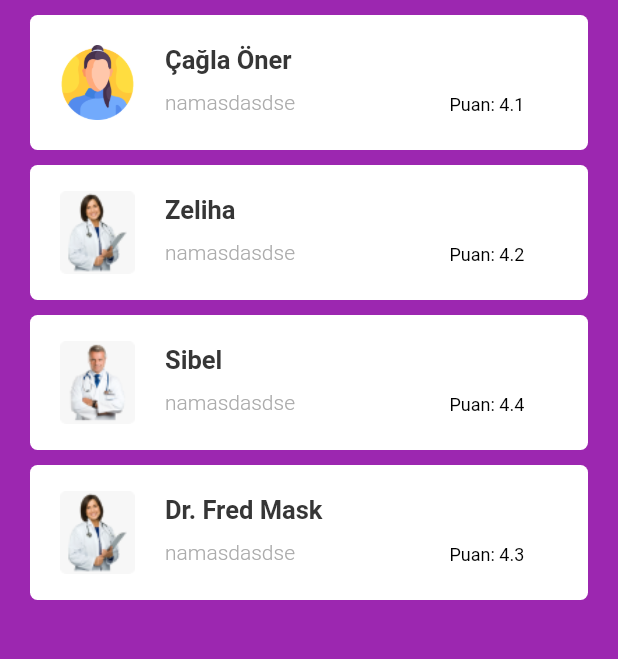
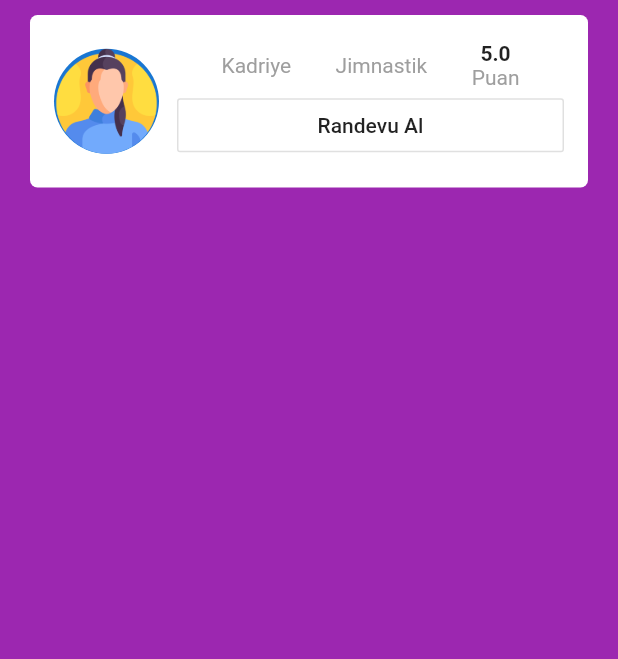
Before and after one commit to Meliih/Flutter, a Flutter app: the screen it shows after launch, after a tap on "Jimnastik", on a phone screen of 412 x 824 dp, the part 84-743 px from its top. Run offline on Flutter 3.47's test engine with Material 2 defaults, Android fonts, the phone set to English and light mode, and no system bars.

Commit message:
class created

```diff
--- a/twist_appointment_app/lib/CategoryTrainer.dart
+++ b/twist_appointment_app/lib/CategoryTrainer.dart
@@ -1,10 +1,15 @@
 import 'package:flutter/cupertino.dart';
 import 'package:flutter/material.dart';
-
+import 'package:twist_appointment_app/DbHelper.dart';
 import 'Doctor_details_page.dart';
 
 class CategoryTrainer extends StatefulWidget {
-  const CategoryTrainer({Key? key}) : super(key: key);
+
+  final List<Trainer> trainers;
+  final int selectedCategory;
+
+  const CategoryTrainer({Key? key, required this.trainers,required this.selectedCategory}) : super(key: key);
+
 
   @override
   State<CategoryTrainer> createState() => _CategoryTrainerState();
@@ -13,6 +18,10 @@ class CategoryTrainer extends StatefulWidget {
 class _CategoryTrainerState extends State<CategoryTrainer> {
   @override
   Widget build(BuildContext context) {
+    return initWidget(context, widget.trainers,widget.selectedCategory);
+  }
+
+  Widget initWidget(BuildContext context, List<Trainer> trainers,int selectedCategory) {
     //Size size = MediaQuery.of(context).size;
     return Scaffold(
       backgroundColor: Colors.purple,
@@ -47,57 +56,43 @@ class _CategoryTrainerState extends State<CategoryTrainer> {
           Expanded(
             child: Container(
               margin: EdgeInsets.only(left: 20, right: 20),
-              child: ListView(
-                children: [
-                  demoTopRatedDr(
-                    "image/woman.png",
-                    "Çağla Öner",
-                    "Heart surgen",
-                    "4.1",
-                    "",
-                  ),
-                  demoTopRatedDr(
-                    "assets/dr_2.png",
-                    "Zeliha",
-                    "Bone Specialist",
-                    "4.2",
-                    "",
-                  ),
-                  demoTopRatedDr(
-                    "assets/dr_3.png",
-                    "Sibel",
-                    "Eyes Specialist",
-                    "4.4",
-                    "",
-                  ),
-                  demoTopRatedDr("assets/dr_2.png", "Dr. Fred Mask",
-                      "Heart surgen", "4.3", ""),
-                ],
+              child: ListView.builder(
+                  itemCount: trainers.length,
+                  itemBuilder: (BuildContext context, int index) {
+                    if (selectedCategory == trainers[index].category_id)
+                      {
+                        return demoTopRatedDr(context, trainers[index]);
+                      }
+                    return SizedBox(width: 0,);
+                  }
               ),
             ),
+
           ),
         ],
       ),
     );
   }
+}
+  Widget demoTopRatedDr(BuildContext context, Trainer trainer) {
 
-  Widget demoTopRatedDr(String img, String name, String speciality,
-      String rating, String distance) {
     var size = MediaQuery.of(context).size;
     return GestureDetector(
       onTap: () {
-        Navigator.push(context,
-            MaterialPageRoute(builder: (context) => DoctorDetailPage()));
+        /*Navigator.push(context,
+            MaterialPageRoute(builder: (context) => DoctorDetailPage()));*/
       },
-      child: Container(
-        height: 90,
+      child:
+      Container(
+        height: 115,
         // width: size.width,
         margin: EdgeInsets.only(top: 10),
         decoration: BoxDecoration(
           color: Colors.white,
           borderRadius: BorderRadius.circular(5),
         ),
-        child: Row(
+        child: _buildRow(context,trainer),
+        /*Row(
           mainAxisAlignment: MainAxisAlignment.start,
           crossAxisAlignment: CrossAxisAlignment.start,
           children: [
@@ -130,7 +125,7 @@ class _CategoryTrainerState extends State<CategoryTrainer> {
                     child: Row(
                       children: [
                         Text(
-                          "namasdasdse",
+                          name,
                           style: TextStyle(
                             color: Color(0xffababab),
                             fontFamily: 'Roboto',
@@ -174,8 +169,55 @@ class _CategoryTrainerState extends State<CategoryTrainer> {
               ),
             ),
           ],
-        ),
+        ),*/
       ),
     );
   }
+
+  Widget _buildRow(BuildContext context,Trainer trainer) {
+    return Container(
+      padding: const EdgeInsets.all(16),
+      child: Row(
+        children: <Widget>[
+          CircleAvatar(
+            radius: 35,
+            backgroundImage: AssetImage(trainer.img),
+          ),
+          SizedBox(width: 12),
+          Expanded(
+            child: Column(
+              mainAxisSize: MainAxisSize.min,
+              crossAxisAlignment: CrossAxisAlignment.stretch,
+              children: <Widget>[
+                Row(
+                  mainAxisAlignment: MainAxisAlignment.spaceEvenly,
+                  children: <Widget>[
+                    Column(
+                      children: <Widget>[
+                        Text(trainer.name, style: TextStyle(color: Colors.grey)),
+                      ],
+                    ),
+                    Column(
+                      children: <Widget>[
+                        Text(trainer.domain, style: TextStyle(color: Colors.grey)),
+                      ],
+                    ),
+                    Column(
+                      children: <Widget>[
+                        Text(trainer.rating, style: TextStyle(fontWeight: FontWeight.bold)),
+                        Text("Puan", style: TextStyle(color: Colors.grey)),
+                      ],
+                    ),
+                  ],
+                ),
+                OutlineButton(onPressed: () {
+                  Navigator.push(context,
+                      MaterialPageRoute(builder: (context) => DoctorDetailPage(trainer:trainer)));
+                }, child: Text("Randevu Al")),
+              ],
+            ),
+          ),
+        ],
+      ),
+    );
   }
--- /dev/null
+++ b/twist_appointment_app/lib/DbHelper.dart
@@ -0,0 +1,50 @@
+import 'package:flutter/material.dart';
+
+class DbHelper{
+
+  List<Trainer> Trainers (){
+
+    Trainer trainer = Trainer(1,"image/woman.png","Çağla Öner","5.0","Pilates",1);
+    Trainer trainer2 = Trainer(2,"image/girl.png","Zeliha ","5.0","Germe",3);
+    Trainer trainer3 = Trainer(3,"image/woman.png","Kadriye","5.0","Jimnastik",2);
+    List<Trainer> trainers = List<Trainer>.filled(3, trainer);
+    trainers[0] =trainer;
+    trainers[1]=trainer2;
+    trainers[2]=trainer3;
+    return trainers;
+  }
+
+  List<Category> Categories(){
+    Category category = Category(1,"image/2320765.png", "Pilates", 4);
+    Category category1 = Category(2,"image/gymnastics.png", "Jimnastik", 5);
+    Category category2 = Category(3,"image/fitness.png" ,"Germe", 6);
+    List<Category> categories = List<Category>.filled(3, category);
+    categories[0]=category;
+    categories[1]=category1;
+    categories[2]=category2;
+    return categories;
+  }
+
+
+}
+
+class Category{
+  late int id;
+  late String img;
+  late String name;
+  late int trainerCount;
+
+  Category(this.id, this.img, this.name, this.trainerCount);
+}
+
+class Trainer {
+  late int id;
+  late String img;
+  late String name;
+  late String rating;
+  late String domain;
+  late int category_id;
+
+  Trainer(this.id, this.img, this.name, this.rating, this.domain,this.category_id);
+
+}
--- a/twist_appointment_app/lib/Doctor_details_page.dart
+++ b/twist_appointment_app/lib/Doctor_details_page.dart
@@ -1,24 +1,29 @@
 import 'dart:ui';
-
 import 'package:flutter/material.dart';
 import 'package:flutter/rendering.dart';
+import 'DbHelper.dart';
 
 class DoctorDetailPage extends StatefulWidget {
+
+  final Trainer trainer;
+  const DoctorDetailPage({Key? key, required this.trainer, }) : super(key: key);
+
+
   @override
-  State<StatefulWidget> createState() => _DoctorDetailState();
+  _DoctorDetailState createState() => _DoctorDetailState();
 }
 
 class _DoctorDetailState extends State<DoctorDetailPage> {
   @override
   Widget build(BuildContext context) {
-    return initWidget(context);
+    return initWidget(context,widget.trainer);
   }
 
-  Widget initWidget(BuildContext context) {
+  Widget initWidget(BuildContext context,Trainer trainer) {
     return Scaffold(
       appBar: AppBar(
         elevation: 0.0,
-        backgroundColor: Color(0xff053F5E),
+        backgroundColor: Colors.purple,
         centerTitle: true,
         leading: GestureDetector(
           onTap: () {
@@ -31,6 +36,9 @@ class _DoctorDetailState extends State<DoctorDetailPage> {
         ),
         actions: [
           GestureDetector(
+            onTap: (){
+
+            },
             child: Container(
               margin: EdgeInsets.only(right: 15),
               child: Icon(
@@ -46,9 +54,9 @@ class _DoctorDetailState extends State<DoctorDetailPage> {
           crossAxisAlignment: CrossAxisAlignment.start,
           children: [
             Container(
-              height: 200,
+              height: 150,
               decoration: BoxDecoration(
-                  color: Color(0xff053F5E),
+                  color: Colors.purple,
                   borderRadius: BorderRadius.only(bottomLeft: Radius.circular(30), bottomRight: Radius.circular(30))
               ),
               child: Container(
@@ -58,7 +66,7 @@ class _DoctorDetailState extends State<DoctorDetailPage> {
                     Container(
                       margin: EdgeInsets.only(bottom: 20),
                       child: Image.asset(
-                        "assets/dr_details.png",
+                        trainer.img,
                       ),
                     ),
                     Container(
@@ -69,7 +77,7 @@ class _DoctorDetailState extends State<DoctorDetailPage> {
                         children: [
                           Container(
                             margin: EdgeInsets.only(top: 30),
-                            child: Text('Dr. Fred Mask',
+                            child: Text(trainer.name,
                               style: TextStyle(
                                 color: Colors.white,
                                 fontSize: 22,
@@ -80,7 +88,7 @@ class _DoctorDetailState extends State<DoctorDetailPage> {
                           ),
                           Container(
                             margin: EdgeInsets.only(top: 10),
-                            child: Text('Heart surgen',
+                            child: Text(trainer.domain,
                               style: TextStyle(
                                 color: Colors.white,
                                 fontSize: 15,
@@ -91,7 +99,7 @@ class _DoctorDetailState extends State<DoctorDetailPage> {
                           ),
                           Container(
                             margin: EdgeInsets.only(top: 15),
-                            child: Text('Rating: 4.5',
+                            child: Text('Puan: '+ trainer.rating,
                               style: TextStyle(
                                 color: Colors.yellow,
                                 fontSize: 15,
--- a/twist_appointment_app/lib/HomePage.dart
+++ b/twist_appointment_app/lib/HomePage.dart
@@ -1,5 +1,6 @@
 import 'package:flutter/material.dart';
 import 'package:twist_appointment_app/CategoryTrainer.dart';
+import 'package:twist_appointment_app/DbHelper.dart';
 import 'Doctor_details_page.dart';
 
 class HomePage extends StatefulWidget {
@@ -14,6 +15,9 @@ class HomePageState extends State<HomePage> {
   }
 
   Widget initScreen() {
+    List<Trainer> trainers = DbHelper().Trainers();
+    List<Category> categories = DbHelper().Categories();
+
     Size size = MediaQuery.of(context).size;
     return Scaffold(
       backgroundColor: Colors.purple,
@@ -166,12 +170,13 @@ class HomePageState extends State<HomePage> {
             Container(
               height: 120,
               margin: EdgeInsets.only(top: 20, left: 20),
-              child: ListView(
-                scrollDirection: Axis.horizontal,
-                children: [
-                  demoCategories("image/2320765.png", "Pilates", "10",1),
-                  demoCategories("image/gymnastics.png", "Jimnastik", "10",2),
-                ],
+              child: ListView.builder(
+                  scrollDirection: Axis.horizontal,
+
+                  itemCount: trainers.length,
+                  itemBuilder: (BuildContext context, int index) {
+                    return demoCategories(trainers,categories[index]);
+                  }
               ),
             ),
             Container(
@@ -182,7 +187,7 @@ class HomePageState extends State<HomePage> {
                 children: [
                   Container(
                     child: Text(
-                      'Hocalar',
+                      'Eğitmenler',
                       style: TextStyle(
                         color: Color(0xff363636),
                         fontSize: 20,
@@ -210,33 +215,13 @@ class HomePageState extends State<HomePage> {
             ),
             Expanded(
               child: Container(
+
                 margin: EdgeInsets.only(left: 20, right: 20),
-                child: ListView(
-                  children: [
-                    demoTopRatedDr(
-                      "image/woman.png",
-                      "Çağla Öner",
-                      "Heart surgen",
-                      "4.1",
-                      "",
-                    ),
-                    demoTopRatedDr(
-                      "assets/dr_2.png",
-                      "Zeliha",
-                      "Bone Specialist",
-                      "4.2",
-                      "",
-                    ),
-                    demoTopRatedDr(
-                      "assets/dr_3.png",
-                      "Sibel",
-                      "Eyes Specialist",
-                      "4.4",
-                      "",
-                    ),
-                    demoTopRatedDr("assets/dr_2.png", "Dr. Fred Mask",
-                        "Heart surgen", "4.3", ""),
-                  ],
+                child: ListView.builder(
+                    itemCount: trainers.length,
+                    itemBuilder: (BuildContext context, int index) {
+                      return demoTopRatedDr(context, trainers[index]);
+                    }
                 ),
               ),
             )
@@ -246,11 +231,11 @@ class HomePageState extends State<HomePage> {
     );
   }
 
-  Widget demoCategories(String img, String name, String drCount,int id) {
+  Widget demoCategories(List<Trainer> trainers,Category category) {
     return GestureDetector(
       onTap: () {
         Navigator.push(context,
-            MaterialPageRoute(builder: (context) => CategoryTrainer()));
+            MaterialPageRoute(builder: (context) => CategoryTrainer(trainers:trainers,selectedCategory: category.id)));
       },
       child: Container(
         width: 100,
@@ -264,12 +249,12 @@ class HomePageState extends State<HomePage> {
           crossAxisAlignment: CrossAxisAlignment.center,
           children: [
             Container(
-              child: Image.asset(img,height: 50),
+              child: Image.asset(category.img,height: 50),
             ),
             Container(
               margin: EdgeInsets.only(top: 10),
               child: Text(
-                name,
+                category.name,
                 style: TextStyle(
                   color: Colors.white,
                   fontSize: 13,
@@ -286,7 +271,7 @@ class HomePageState extends State<HomePage> {
                 borderRadius: BorderRadius.circular(5),
               ),
               child: Text(
-                drCount,
+                category.trainerCount.toString(),
                 style: TextStyle(
                   color: Colors.white,
                   fontSize: 8,
@@ -300,13 +285,12 @@ class HomePageState extends State<HomePage> {
     );
   }
 
-  Widget demoTopRatedDr(String img, String name, String speciality,
-      String rating, String distance) {
+  Widget demoTopRatedDr(BuildContext context,Trainer trainer) {
     var size = MediaQuery.of(context).size;
     return GestureDetector(
       onTap: () {
         Navigator.push(context,
-            MaterialPageRoute(builder: (context) => DoctorDetailPage()));
+            MaterialPageRoute(builder: (context) => DoctorDetailPage(trainer: trainer,)));
       },
       child: Container(
         height: 90,
@@ -324,7 +308,7 @@ class HomePageState extends State<HomePage> {
               margin: EdgeInsets.only(left: 20),
               height: 90,
               width: 50,
-              child: Image.asset(img),
+              child: Image.asset(trainer.img),
             ),
             Container(
               margin: EdgeInsets.only(left: 20, top: 10),
@@ -335,7 +319,7 @@ class HomePageState extends State<HomePage> {
                   Container(
                     margin: EdgeInsets.only(top: 10),
                     child: Text(
-                      name,
+                      trainer.name,
                       style: TextStyle(
                         color: Color(0xff363636),
                         fontSize: 17,
@@ -349,7 +333,7 @@ class HomePageState extends State<HomePage> {
                     child: Row(
                       children: [
                         Text(
-                          name,
+                          trainer.name,
                           style: TextStyle(
                             color: Color(0xffababab),
                             fontFamily: 'Roboto',
@@ -373,7 +357,7 @@ class HomePageState extends State<HomePage> {
                               ),
                               Container(
                                 child: Text(
-                                  rating,
+                                  trainer.rating,
                                   style: TextStyle(
                                     color: Colors.black,
                                     fontSize: 12,
```
Lines whose indentation alone changed are shown as unchanged.
